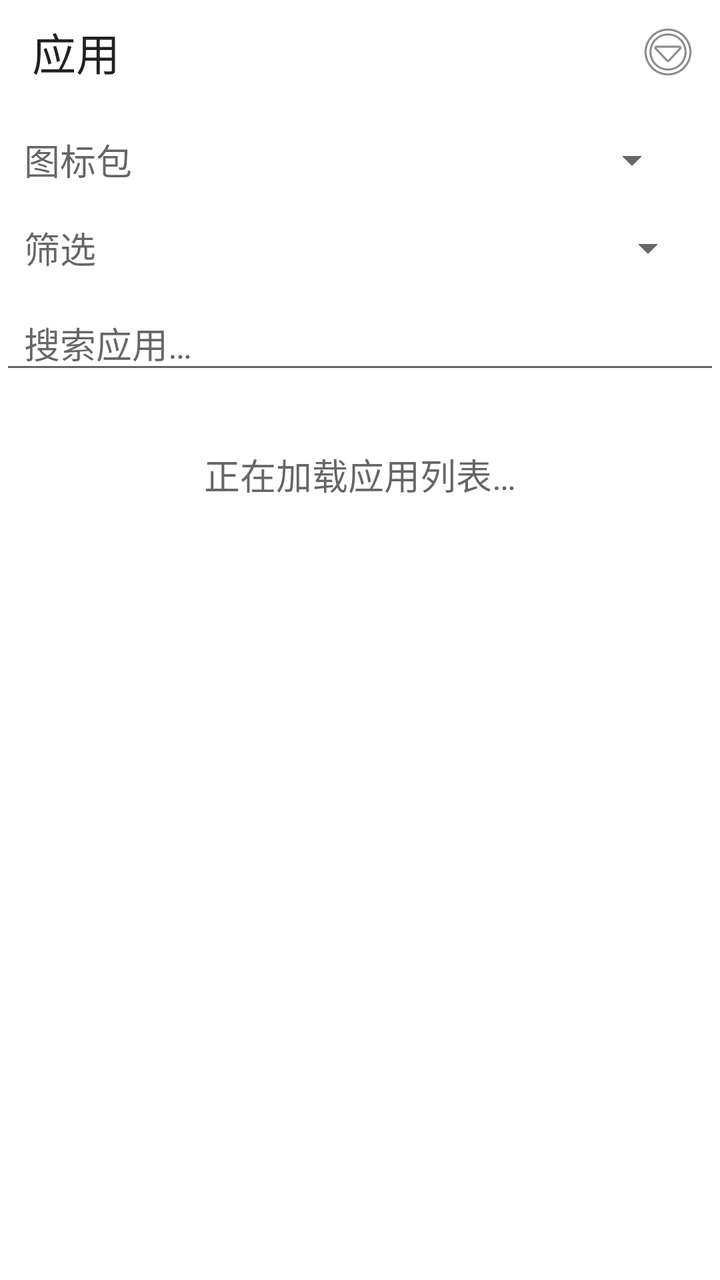
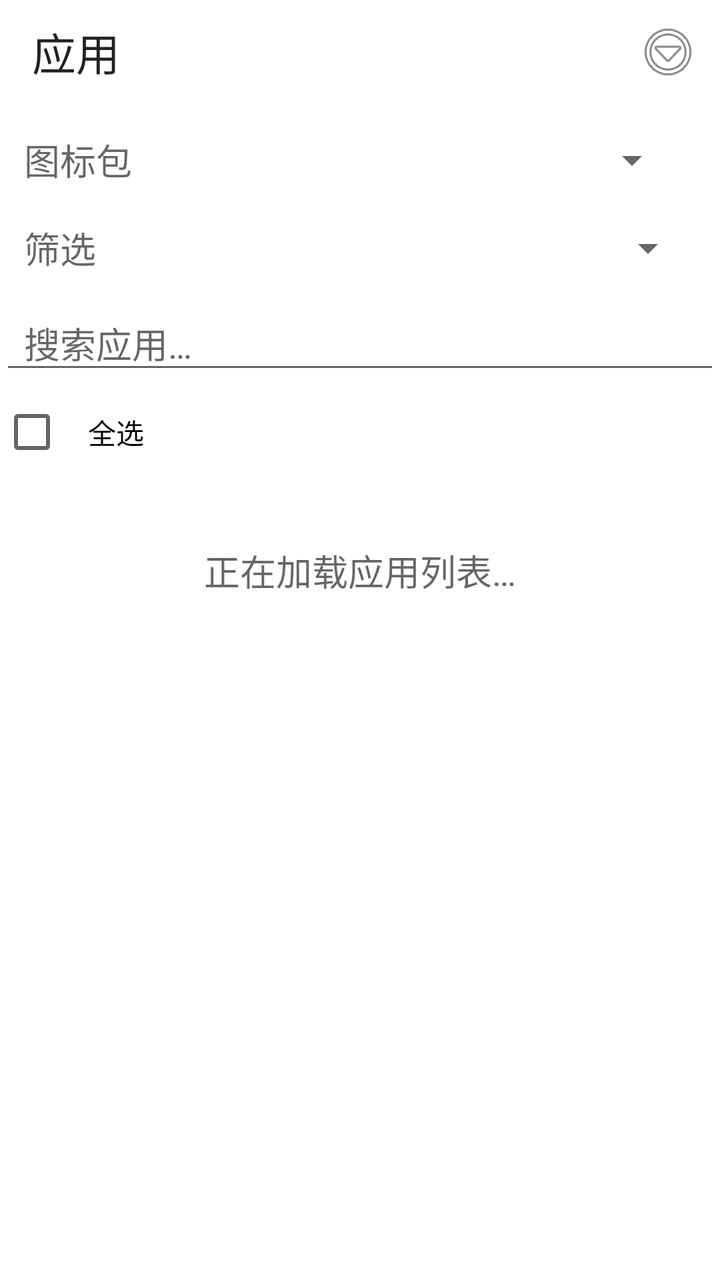

Before-and-after screenshots of an Android layout around one commit, followed by the original layout XML and the change that was made.
<!-- AndroidManifest.xml: fallback theme Theme.MaterialComponents.DayNight.NoActionBar -->
<!-- res/layout/page_apps.xml -->
<?xml version="1.0" encoding="utf-8"?>
<LinearLayout xmlns:android="http://schemas.android.com/apk/res/android"
    android:layout_width="match_parent"
    android:layout_height="match_parent"
    android:orientation="vertical"
    android:background="?android:attr/colorBackground"
    android:fitsSystemWindows="true">

    <LinearLayout
        android:layout_width="match_parent"
        android:layout_height="52dp"
        android:orientation="horizontal"
        android:gravity="center_vertical"
        android:paddingStart="16dp"
        android:paddingEnd="4dp">

        <TextView
            android:layout_width="0dp"
            android:layout_height="wrap_content"
            android:layout_weight="1"
            android:text="@string/nav_apps"
            android:textAppearance="?android:attr/textAppearanceLarge" />

        <ImageButton
            android:id="@+id/btnAppsMenu"
            android:layout_width="44dp"
            android:layout_height="44dp"
            android:background="?android:attr/selectableItemBackground"
            android:contentDescription="@string/nav_apps"
            android:src="@android:drawable/ic_menu_more" />
    </LinearLayout>

    <LinearLayout
        android:layout_width="match_parent"
        android:layout_height="wrap_content"
        android:orientation="horizontal"
        android:gravity="center_vertical"
        android:paddingStart="12dp"
        android:paddingEnd="12dp"
        android:paddingTop="8dp"
        android:paddingBottom="4dp">

        <TextView
            android:layout_width="wrap_content"
            android:layout_height="wrap_content"
            android:text="图标包"
            android:textAppearance="?android:attr/textAppearanceMedium"
            android:layout_marginEnd="8dp" />

        <Spinner
            android:id="@+id/spinnerIconPack"
            android:layout_width="0dp"
            android:layout_height="40dp"
            android:layout_weight="1" />

        <TextView
            android:id="@+id/tvIconCount"
            android:layout_width="wrap_content"
            android:layout_height="wrap_content"
            android:textAppearance="?android:attr/textAppearanceSmall"
            android:textColor="?android:attr/textColorSecondary"
            android:layout_marginStart="8dp" />
    </LinearLayout>

    
    <LinearLayout
        android:layout_width="match_parent"
        android:layout_height="wrap_content"
        android:orientation="horizontal"
        android:gravity="center_vertical"
        android:paddingStart="12dp"
        android:paddingEnd="12dp"
        android:paddingTop="0dp"
        android:paddingBottom="4dp">

        <TextView
            android:layout_width="wrap_content"
            android:layout_height="wrap_content"
            android:text="筛选"
            android:textAppearance="?android:attr/textAppearanceMedium"
            android:layout_marginEnd="8dp" />

        <Spinner
            android:id="@+id/spinnerAppFilter"
            android:layout_width="0dp"
            android:layout_height="40dp"
            android:layout_weight="1" />
    </LinearLayout>

    <EditText
        android:id="@+id/etSearch"
        android:layout_width="match_parent"
        android:layout_height="44dp"
        android:hint="@string/app_list_search_hint"
        android:paddingStart="12dp"
        android:paddingEnd="12dp"
        android:singleLine="true"
        android:inputType="textFilter" />

    <TextView
        android:id="@+id/tvEmpty"
        android:layout_width="match_parent"
        android:layout_height="wrap_content"
        android:text="@string/app_list_loading"
        android:gravity="center"
        android:padding="32dp"
        android:textAppearance="?android:attr/textAppearanceMedium"
        android:textColor="?android:attr/textColorSecondary" />

    <androidx.recyclerview.widget.RecyclerView
        android:id="@+id/recyclerView"
        android:layout_width="match_parent"
        android:layout_height="0dp"
        android:layout_weight="1"
        android:visibility="gone" />

</LinearLayout>
<!-- resources referenced by this layout -->
<resources>
  <string name="app_list_loading">正在加载应用列表…</string>
  <string name="app_list_search_hint">搜索应用…</string>
  <string name="nav_apps">应用</string>
</resources>

<!-- the commit's change to res/layout/page_apps.xml (unified diff, before → after) -->
@@ -97,6 +97,14 @@
         android:singleLine="true"
         android:inputType="textFilter" />
 
+    <CheckBox
+        android:id="@+id/cbSelectAll"
+        android:layout_width="match_parent"
+        android:layout_height="wrap_content"
+        android:paddingStart="12dp"
+        android:paddingEnd="12dp"
+        android:text="@string/app_select_all" />
+
     <TextView
         android:id="@+id/tvEmpty"
         android:layout_width="match_parent"
<!-- resource entries referenced after the edit -->
@@ -2,6 +2,7 @@
 <resources>
   <string name="app_list_loading">正在加载应用列表…</string>
   <string name="app_list_search_hint">搜索应用…</string>
+  <string name="app_select_all">全选</string>
   <string name="nav_apps">应用</string>
 </resources>
 
